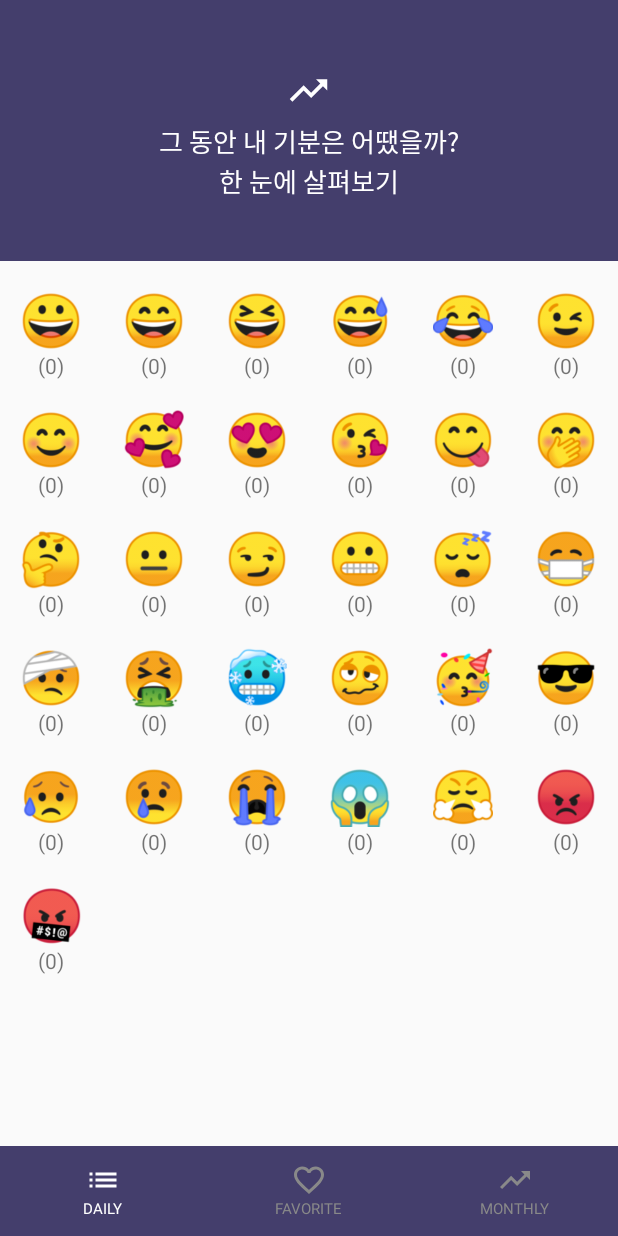
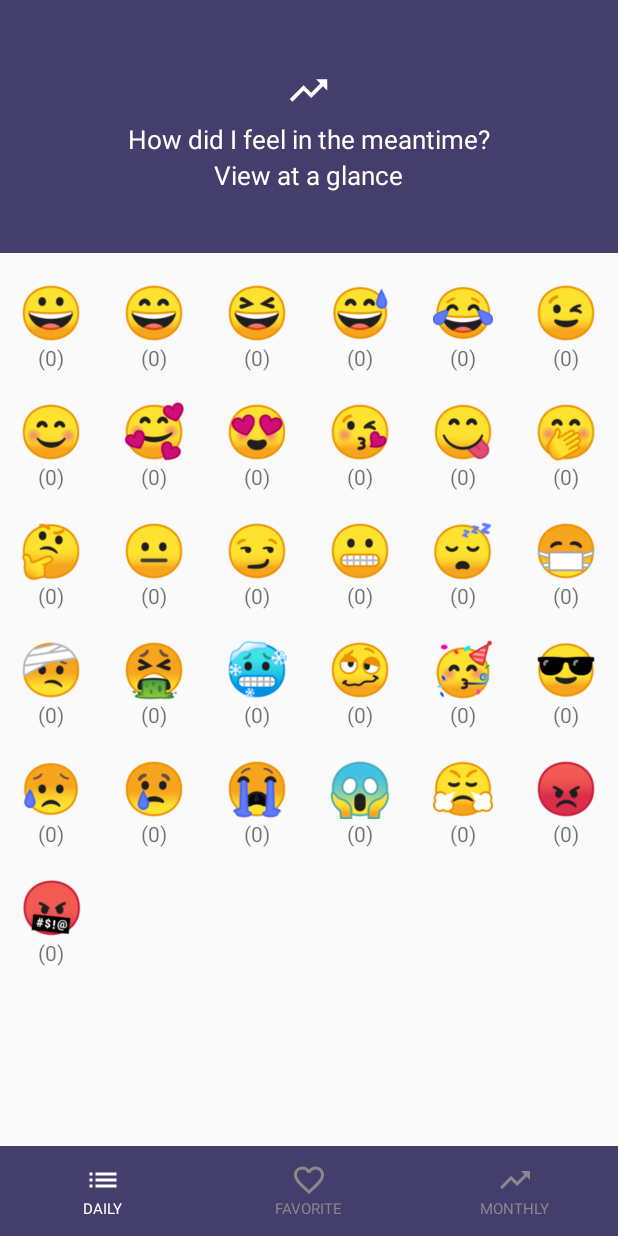
Before and after one commit to jionchu/Emoji-Diary, an Android app: the fragment MainMonthlyFragment placed in its activity, on a phone screen of 412 x 824 dp. Run offline under Robolectric (Android 15) with nearby library versions, the phone set to English and light mode, and no system bars; libraries missing offline, so code that uses them is left out: com.melnykov.fab, com.nikhilpanju.recyclerviewenhanced; 5 statements that could not run were skipped.

Commit message:
:sparkles: [Feat] Multilingual Support (Eng/Kor)

```diff
--- a/app/src/main/res/layout/fragment_monthly.xml
+++ b/app/src/main/res/layout/fragment_monthly.xml
@@ -24,14 +24,14 @@
         <TextView
             android:layout_width="wrap_content"
             android:layout_height="wrap_content"
-            android:text="그 동안 내 기분은 어땠을까?"
+            android:text="@string/monthly_title_top"
             android:textSize="17dp"
             android:textColor="#ffffff"/>
 
         <TextView
             android:layout_width="wrap_content"
             android:layout_height="wrap_content"
-            android:text="한 눈에 살펴보기"
+            android:text="@string/monthly_title_bottom"
             android:textColor="#ffffff"
             android:textSize="17dp"/>
 
--- a/app/src/main/res/values/strings.xml
+++ b/app/src/main/res/values/strings.xml
@@ -1,4 +1,7 @@
 <resources>
     <string name="app_name" translatable="false">Emoji Diary</string>
     <string name="main_daily_empty">Express today\'s mood with an emoji.</string>
+    <string name="monthly_title_top">How did I feel in the meantime?</string>
+    <string name="monthly_title_bottom">View at a glance</string>
+
 </resources>
```
Also changed, not shown: 1 other file.
